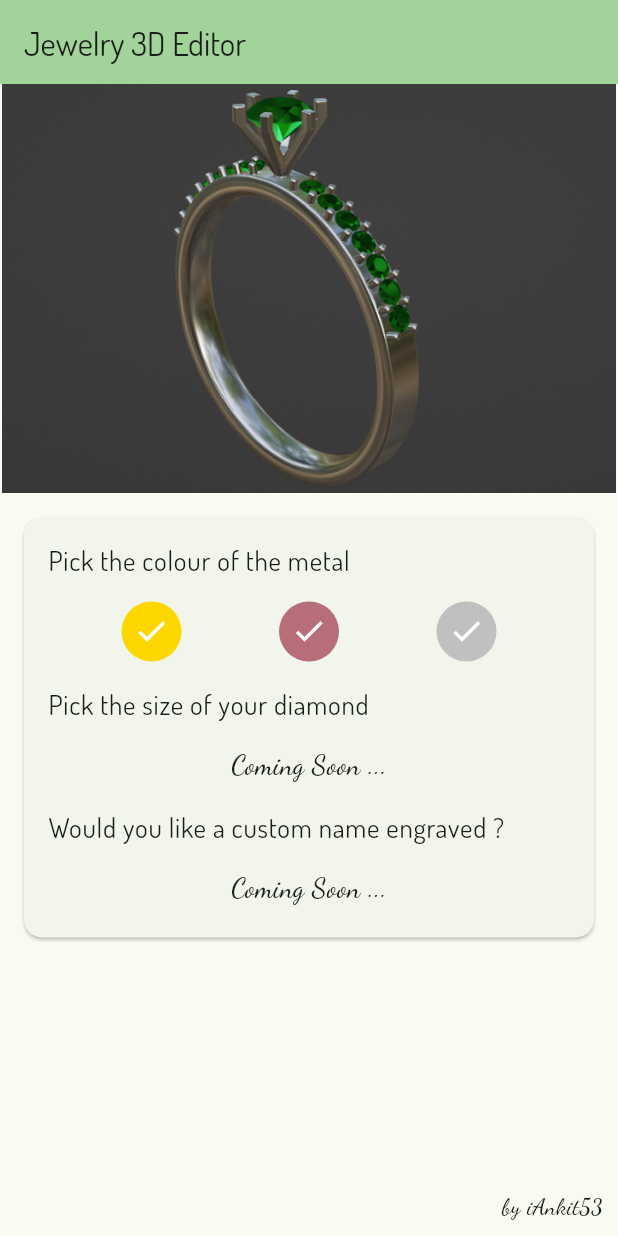
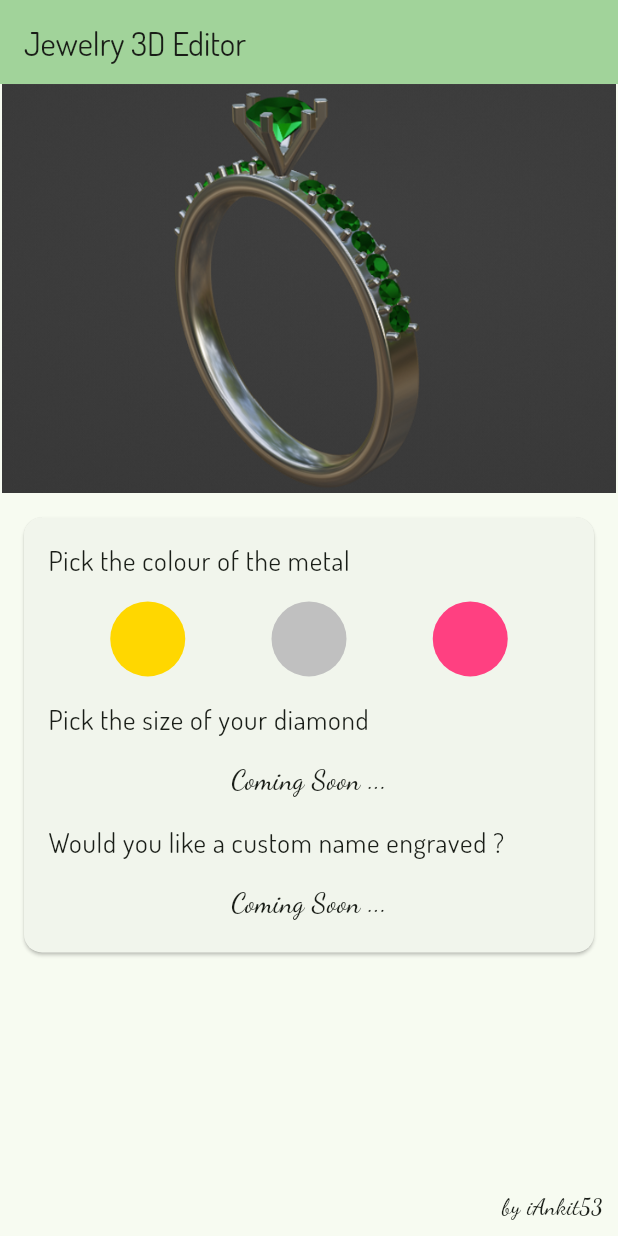
Before and after one commit to iAnkit53/jewelry_3d_ecom_public, a Flutter app: the screen it shows after launch, on a phone screen of 412 x 824 dp. Run offline on Flutter 3.47's test engine with Material 2 defaults, Android fonts, the light colour scheme and no system bars.

Commit message:
Selector (Silver, Gold, RoseGold) UI and function implemented.

```diff
--- a/lib/core/strings.dart
+++ b/lib/core/strings.dart
@@ -7,6 +7,7 @@ class StringsUI {
   static const String label2 = 'Pick the size of your diamond ';
   static const String label3 = 'Would you like a custom name engraved ?';
   static const String comingSoon = 'Coming Soon ...';
+  static const String avlInPrivateGit = 'Available in Private GitHub Project';
   static const String byiAnkit53 = 'by iAnkit53';
 
 }
--- a/lib/main.dart
+++ b/lib/main.dart
@@ -1,7 +1,7 @@
 import 'package:flutter/material.dart';
 import 'package:jewelry_3d_ecom_public/core/colors_ui.dart';
 import 'package:jewelry_3d_ecom_public/core/strings.dart';
-import 'package:jewelry_3d_ecom_public/ui_samples.dart';
+// import 'package:jewelry_3d_ecom_public/ui_samples.dart';
 
 void main() {
   runApp(const MyApp());
@@ -19,8 +19,8 @@ class MyApp extends StatelessWidget {
       theme: ThemeData(
         useMaterial3: true,
         colorScheme: ColorScheme.fromSeed(seedColor: Colors.green).copyWith(
-            // background: Color(ColorsUI.bg_grey)),
-            // background: Colors.white),
+          // background: Color(ColorsUI.bg_grey)),
+          // background: Colors.white),
             background: Colors.lightGreen),
       ),
       home: const MyHomePage(title: StringsUI.appBarName),
@@ -43,7 +43,8 @@ class MyHomePage extends StatefulWidget {
 }
 
 class _MyHomePageState extends State<MyHomePage> {
-  String model_ref = '';
+  String model_ref = 'assets/png/26_1silver.png';
+  String selectedColor = '';
 
   @override
   Widget build(BuildContext context) {
@@ -86,16 +87,40 @@ class _MyHomePageState extends State<MyHomePage> {
                   child: Visibility(
                     visible: true,
                     child: Image.asset(
-                      // 'assets/png/26_1gold.png',
-                      // 'assets/png/26_1rose.png',
-                      'assets/png/26_1silver.png',
+                      model_ref,// ?? 'assets/png/26_1silver.png',
                     ),
                   ),),
                 Card(
                   margin: EdgeInsets.all(16.0),
                   child: Column(
                     children: [
-                      MyInnerCard(StringsUI.label1),
+                      MyInnerLabel(StringsUI.label1),
+                      Row(
+                        mainAxisAlignment: MainAxisAlignment.spaceEvenly,
+                        children: [
+                          ColorSphere(
+                            color: Color(ColorsUI.gold),
+                            isSelected: selectedColor == 'Gold',
+                            onSelected: () {
+                              setSelectedColor('Gold');
+                            },
+                          ),
+                          ColorSphere(
+                            color: Color(ColorsUI.silver),
+                            isSelected: selectedColor == 'Silver',
+                            onSelected: () {
+                              setSelectedColor('Silver');
+                            },
+                          ),
+                          ColorSphere(
+                            color: Colors.pinkAccent,
+                            isSelected: selectedColor == 'Rose Gold',
+                            onSelected: () {
+                              setSelectedColor('Rose Gold');
+                            },
+                          ),
+                        ],
+                      ),
                       MyInnerCardSoon(StringsUI.label2),
                       MyInnerCardSoon(StringsUI.label3),
                       SizedBox(
@@ -125,12 +150,25 @@ class _MyHomePageState extends State<MyHomePage> {
       ),
     );
   }
+
+  void setSelectedColor(String color) {
+    setState(() {
+      selectedColor = color;
+      if(color =='Rose Gold'){
+        model_ref = 'assets/png/26_1rose.png';
+      } else if(color =='Gold'){
+        model_ref = 'assets/png/26_1gold.png';
+      } else{
+        model_ref = 'assets/png/26_1silver.png';
+      }
+    });
+  }
 }
 
-class MyInnerCard extends StatelessWidget {
+class MyInnerLabel extends StatelessWidget {
   final String label;
 
-  MyInnerCard(this.label);
+  MyInnerLabel(this.label);
 
   @override
   Widget build(BuildContext context) {
@@ -144,14 +182,6 @@ class MyInnerCard extends StatelessWidget {
               fontSize: 18,
             ),
           ),
-        ),
-        Row(
-          mainAxisAlignment: MainAxisAlignment.spaceEvenly,
-          children: [
-            CircleIconSelector(ColorsUI.gold),
-            CircleIconSelector(ColorsUI.roseGold),
-            CircleIconSelector(ColorsUI.silver),
-          ],
         ),
       ],
     );
@@ -179,9 +209,9 @@ class MyInnerCardSoon extends StatelessWidget {
         Text(
           StringsUI.comingSoon,
           style: TextStyle(
-          fontFamily: 'Curly',
-          fontSize: 18,
-        ),),
+            fontFamily: 'Curly',
+            fontSize: 18,
+          ),),
       ],
     );
   }
@@ -204,3 +234,36 @@ class CircleIconSelector extends StatelessWidget {
     );
   }
 }
+
+class ColorSphere extends StatelessWidget {
+  final Color color;
+  final bool isSelected;
+  final VoidCallback onSelected;
+
+  ColorSphere({
+    required this.color,
+    required this.isSelected,
+    required this.onSelected,
+  });
+
+  @override
+  Widget build(BuildContext context) {
+    return GestureDetector(
+      onTap: onSelected,
+      child: Container(
+        width: 50,
+        height: 50,
+        decoration: BoxDecoration(
+          shape: BoxShape.circle,
+          color: color,
+          border: isSelected
+              ? Border.all(
+            color: Colors.green,
+            width: 2.0,
+          )
+              : null,
+        ),
+      ),
+    );
+  }
+}
```
Also changed, not shown: lib/ui_samples.dart (+75 -23 lines).
